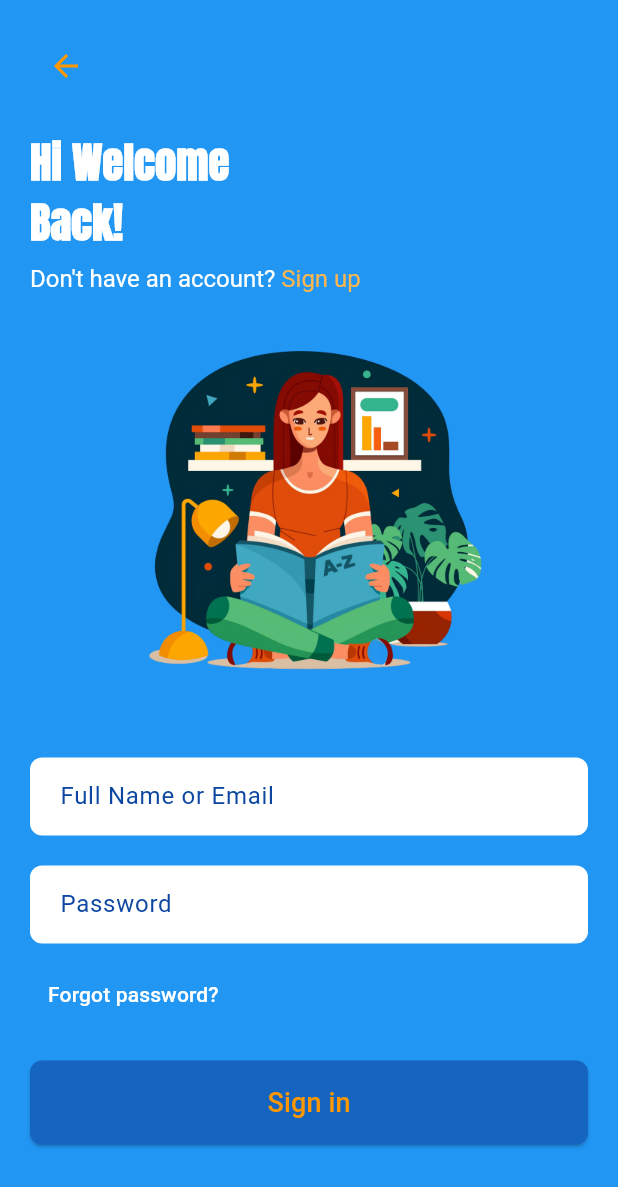
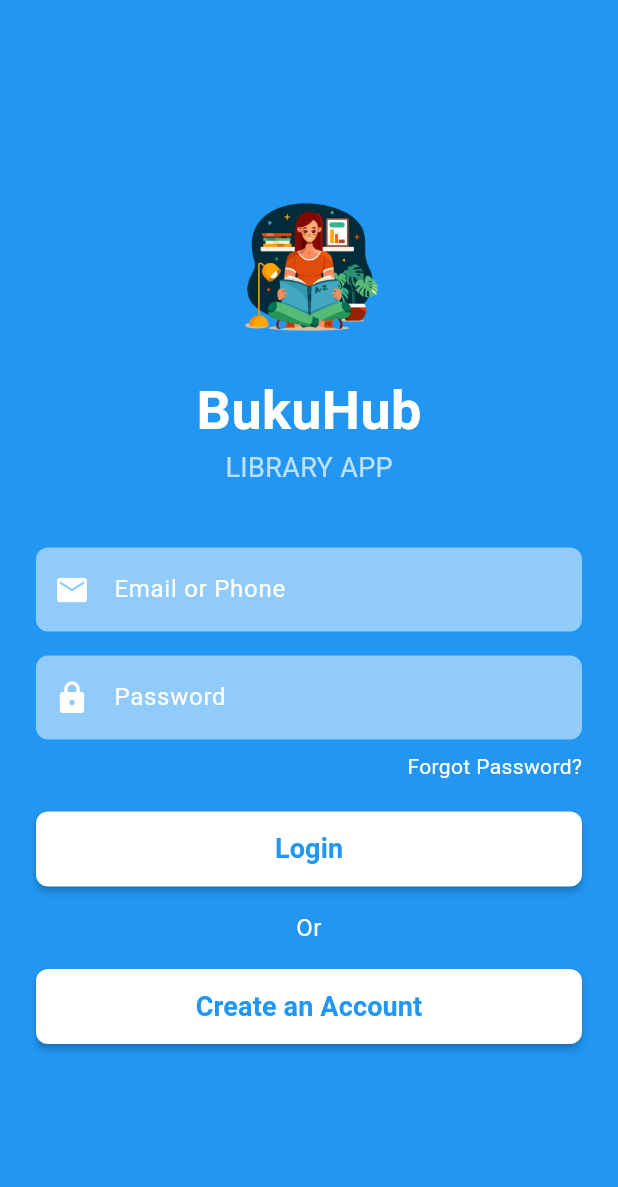
Before and after one commit to ibrahimalanshor/library, a Flutter app: the LoginPage screen opened by its route, on a phone screen of 412 x 824 dp. Shown: the top 1187 px of the screen. Run offline on Flutter 3.47's test engine with Material 3 defaults, Android fonts, the phone set to English and light mode, and no system bars; our stand-ins replace animated_text_kit, cloud_firestore, firebase_auth, firebase_core, firebase_storage, image_picker; missing offline and left inert: syncfusion_flutter_pdfviewer; accounts and stored records are empty; project files that could hold a hidden picture were left out.

Commit message:
feat: login

```diff
--- a/lib/auth/login_screen.dart
+++ b/lib/auth/login_screen.dart
@@ -1,211 +1,132 @@
+import 'package:flutter/material.dart';
 import 'package:firebase_auth/firebase_auth.dart';
-import 'package:flutter/gestures.dart'; // Import for TapGestureRecognizer
-import 'package:flutter/material.dart';
+import 'package:firebase_core/firebase_core.dart';
 
 class LoginPage extends StatefulWidget {
-  const LoginPage({super.key});
+  const LoginPage({Key? key}) : super(key: key);
 
   @override
   _LoginPageState createState() => _LoginPageState();
 }
 
 class _LoginPageState extends State<LoginPage> {
-  bool _isLoading = false; // Loading state
-  String email = "";
-  String password = "";
+  final TextEditingController _emailController = TextEditingController();
+  final TextEditingController _passwordController = TextEditingController();
+  bool _isLoading = false;
+
+  Future<void> _login() async {
+    setState(() {
+      _isLoading = true;
+    });
+
+    try {
+      // Login ke Firebase
+      UserCredential userCredential = await FirebaseAuth.instance.signInWithEmailAndPassword(
+        email: _emailController.text.trim(),
+        password: _passwordController.text,
+      );
+
+      User? user = userCredential.user;
+      if (user != null) {
+        // Ambil ID token dengan klaim terbaru
+        final idTokenResult = await user.getIdTokenResult(true);
+        final isAdmin = idTokenResult.claims?['admin'] ?? false; // Cek klaim admin
+
+        // Redirect ke halaman yang sesuai
+        if (isAdmin) {
+          Navigator.of(context).pushReplacementNamed('/admin');
+        } else {
+          Navigator.of(context).pushReplacementNamed('/dashboard');
+        }
+      }
+    } on FirebaseAuthException catch (e) {
+      // Tangani error login
+      ScaffoldMessenger.of(context).showSnackBar(
+        SnackBar(content: Text(e.message ?? 'Login failed')),
+      );
+    } finally {
+      setState(() {
+        _isLoading = false;
+      });
+    }
+  }
 
   @override
   Widget build(BuildContext context) {
     return Scaffold(
       backgroundColor: Colors.blue,
-      body: SafeArea(
+      body: Center(
         child: SingleChildScrollView(
-          child: Padding(
-            padding: const EdgeInsets.all(20.0),
+          padding: const EdgeInsets.symmetric(horizontal: 24),
           child: Column(
-              crossAxisAlignment: CrossAxisAlignment.start,
+            mainAxisSize: MainAxisSize.min,
             children: [
-                IconButton(
-                  icon: const Icon(Icons.arrow_back, color: Colors.orange),
-                  onPressed: () {
-                    Navigator.of(context)
-                        .pushNamed('/'); // Navigate back to the home page
-                  },
+              Image.asset('assets/images/login.png', width: 100, height: 100),
+              const SizedBox(height: 20),
+              const Text(
+                'BukuHub',
+                style: TextStyle(fontSize: 36, fontWeight: FontWeight.bold, color: Colors.white),
+              ),
+              const Text('LIBRARY APP', style: TextStyle(fontSize: 18, color: Colors.white70)),
+              const SizedBox(height: 40),
+              TextField(
+                controller: _emailController,
+                decoration: _inputDecoration(Icons.email, 'Email or Phone'),
+                style: const TextStyle(color: Colors.white),
+              ),
+              const SizedBox(height: 16),
+              TextField(
+                controller: _passwordController,
+                obscureText: true,
+                decoration: _inputDecoration(Icons.lock, 'Password'),
+                style: const TextStyle(color: Colors.white),
+              ),
+              const SizedBox(height: 8),
+              Align(
+                alignment: Alignment.centerRight,
+                child: const Text('Forgot Password?', style: TextStyle(fontSize: 14, color: Colors.white)),
               ),
               const SizedBox(height: 20),
-                const Text(
-                  'Hi Welcome\nBack!',
-                  style: TextStyle(
-                    fontFamily: 'Anton',
-                    color: Colors.white,
-                    fontSize: 28,
-                    fontWeight: FontWeight.bold,
-                  ),
-                ),
-                const SizedBox(height: 8),
-                RichText(
-                  text: TextSpan(
-                    style: const TextStyle(fontSize: 16),
-                    children: [
-                      const TextSpan(
-                        text: "Don't have an account? ",
-                        style: TextStyle(color: Colors.white),
-                      ),
-                      TextSpan(
-                        text: "Sign up",
-                        style: TextStyle(color: Colors.orange[300]),
-                        recognizer: TapGestureRecognizer()
-                          ..onTap = () {
-                            Navigator.of(context).pushNamed(
-                                '/signup'); // Navigate to signup page
-                          },
-                      ),
+              _buildButton('Login', _login),
+              const SizedBox(height: 16),
+              const Text('Or', style: TextStyle(fontSize: 16, color: Colors.white), textAlign: TextAlign.center),
+              const SizedBox(height: 16),
+              _buildButton('Create an Account', () {}),
             ],
-                  ),
-                ),
-                const SizedBox(height: 20),
-                Center(
-                  child: Image.asset(
-                    'assets/images/login.png', // Ensure this image is in your assets
-                    height: 250,
-                    fit: BoxFit.contain,
-                  ),
-                ),
-                const SizedBox(height: 40),
-                _buildTextField('Full Name or Email', onChanged: (text) {
-                  email = text;
-                }),
-                const SizedBox(height: 20),
-                _buildTextField('Password', isPassword: true,
-                    onChanged: (text) {
-                  password = text;
-                }),
-                const SizedBox(height: 10),
-                Align(
-                  alignment: Alignment.centerLeft,
-                  child: TextButton(
-                    onPressed: () {
-                      // Handle forgot password
-                    },
-                    child: const Text(
-                      'Forgot password?',
-                      style: TextStyle(color: Colors.white),
-                    ),
-                  ),
-                ),
-                const SizedBox(height: 20),
-                SizedBox(
-                  width: double.infinity,
-                  child: ElevatedButton(
-                    onPressed: _isLoading
-                        ? null
-                        : _handleLogin, // Disable button while loading
-                    style: ElevatedButton.styleFrom(
-                      backgroundColor: Colors.blue[800],
-                      padding: const EdgeInsets.symmetric(vertical: 15),
-                      shape: RoundedRectangleBorder(
-                        borderRadius: BorderRadius.circular(8),
-                      ),
-                    ),
-                    child: _isLoading
-                        ? const CircularProgressIndicator(
-                            valueColor: AlwaysStoppedAnimation<Color>(
-                                Colors.orange), // Loading spinner color
-                          )
-                        : const Text(
-                            'Sign in',
-                            style: TextStyle(
-                              color: Colors.orange,
-                              fontSize: 18,
-                            ),
-                          ),
-                  ),
-                ),
-              ],
-            ),
           ),
         ),
       ),
     );
   }
 
-  void _handleLogin() async {
-    setState(() {
-      _isLoading = true; // Start loading
-    });
-
-    try {
-      await FirebaseAuth.instance.signInWithEmailAndPassword(
-        email: email,
-        password: password,
-      );
-
-      User? user = FirebaseAuth.instance.currentUser;
-
-      if (user != null) {
-        // Refresh token dan ambil custom claims
-        final idTokenResult = await user.getIdTokenResult(true);
-        final isAdmin = idTokenResult.claims?['admin'] ?? false; // Ambil klaim 'admin'
-
-        // Redirect berdasarkan klaim
-        if (isAdmin) {
-          Navigator.of(context).pushNamed('/admin');
-        } else {
-          Navigator.of(context).pushNamed('/dashboard');
-        }
-      }
-    } on FirebaseAuthException catch (e) {
-      if (e.code == 'user-not-found') {
-        showErrorDialog(context, 'No user found for that email.');
-      } else if (e.code == 'wrong-password') {
-        showErrorDialog(context, 'Wrong password provided for that user.');
-      }
-    } catch (e) {
-      print(e);
-    }
-
-    setState(() {
-      _isLoading = false; // End loading
-    });
-  }
-
-  Widget _buildTextField(String hintText,
-      {bool isPassword = false, onChanged}) {
-    return TextField(
-      obscureText: isPassword,
-      decoration: InputDecoration(
+  InputDecoration _inputDecoration(IconData icon, String hintText) {
+    return InputDecoration(
+      filled: true,
+      fillColor: Colors.white.withOpacity(0.5),
       hintText: hintText,
-        hintStyle: TextStyle(color: Colors.blue[900]),
-        filled: true,
-        fillColor: Colors.white,
-        border: OutlineInputBorder(
-          borderRadius: BorderRadius.circular(8),
-          borderSide: BorderSide.none,
-        ),
-        contentPadding:
-            const EdgeInsets.symmetric(horizontal: 16, vertical: 14),
-      ),
-      onChanged: onChanged,
+      hintStyle: const TextStyle(color: Colors.white),
+      prefixIcon: Icon(icon, color: Colors.white),
+      border: InputBorder.none,
+      enabledBorder: OutlineInputBorder(borderRadius: BorderRadius.circular(8), borderSide: BorderSide.none),
+      focusedBorder: OutlineInputBorder(borderRadius: BorderRadius.circular(8), borderSide: BorderSide.none),
     );
   }
 
-  void showErrorDialog(BuildContext context, String message) {
-    showDialog(
-      context: context,
-      builder: (BuildContext context) {
-        return AlertDialog(
-          title: Text('Error'),
-          content: Text(message),
-          actions: [
-            TextButton(
-              child: Text('OK'),
-              onPressed: () {
-                Navigator.of(context).pop(); // Menutup dialog
-              },
+  Widget _buildButton(String text, VoidCallback onPressed) {
+    return SizedBox(
+      width: double.infinity,
+      height: 50,
+      child: ElevatedButton(
+        onPressed: _isLoading ? null : onPressed,
+        style: ElevatedButton.styleFrom(
+          backgroundColor: Colors.white,
+          elevation: 2,
+          shape: RoundedRectangleBorder(borderRadius: BorderRadius.circular(8)),
         ),
-          ],
-        );
-      },
+        child: _isLoading
+            ? const CircularProgressIndicator(valueColor: AlwaysStoppedAnimation<Color>(Colors.blue))
+            : Text(text, style: const TextStyle(fontSize: 18, color: Colors.blue, fontWeight: FontWeight.bold)),
+      ),
     );
   }
 }
```
Lines whose indentation alone changed are shown as unchanged.
